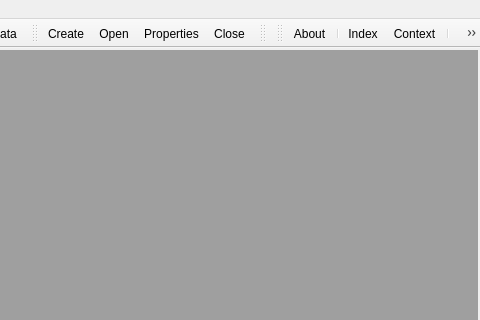
Old version of the form cwall_manager.ui in the repository pitikov/cwall.qt4; both pictures show x 320 to 800 and y 0 to 320 of the 800 by 600 pixel window.
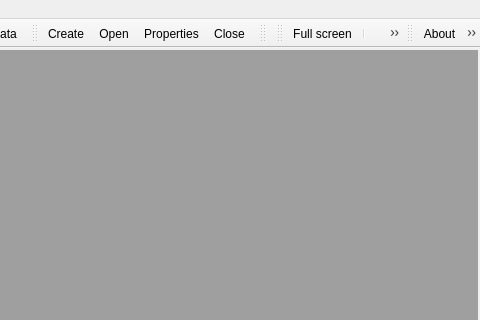
New version of the form. Icons and pictures are not drawn.

What changed in the file:
```diff
--- a/cwall_manager.ui
+++ b/cwall_manager.ui
@@ -130,6 +130,22 @@
     <bool>false</bool>
    </attribute>
   </widget>
+	<widget class="QToolBar" name="toolBarWindow">
+		<property name="windowTitle">
+			<string>toolBar</string>
+		</property>
+		<attribute name="toolBarArea">
+			<enum>TopToolBarArea</enum>
+		</attribute>
+		<attribute name="toolBarBreak">
+			<bool>false</bool>
+		</attribute>
+		<addaction name="actionWindowFullScreen"/>
+		<addaction name="separator"/>
+		<addaction name="actionWindowPrevious"/>
+		<addaction name="actionWindowNext"/>
+		<addaction name="separator"/>
+	</widget>
   <widget class="QToolBar" name="toolBarHelp">
    <property name="windowTitle">
     <string>toolBar</string>
@@ -280,6 +296,43 @@
     <string>Library static data</string>
    </property>
   </action>
+  <action name="actionWindowPrevious">
+   <property name="text">
+    <string>Previous window</string>
+   </property>
+  </action>
+  <action name="actionWindowNext">
+   <property name="text">
+    <string>Next window</string>
+   </property>
+  </action>
+  <action name="actionWindowCloseActive">
+   <property name="text">
+    <string>Close active</string>
+   </property>
+  </action>
+  <action name="actionWindowCloseAll">
+   <property name="text">
+    <string>Close all</string>
+   </property>
+  </action>
+  <action name="actionWindowFullScreen">
+   <property name="checkable">
+    <bool>true</bool>
+   </property>
+   <property name="icon">
+    <iconset theme="view-fullscreen"/>
+   </property>
+   <property name="text">
+    <string>Full screen</string>
+   </property>
+   <property name="shortcut">
+    <string>F11</string>
+   </property>
+   <property name="autoRepeat">
+    <bool>false</bool>
+   </property>
+  </action>
  </widget>
  <resources/>
  <connections>
```
Left out of the diff: 29 changed lines with no effect on the pictures.
